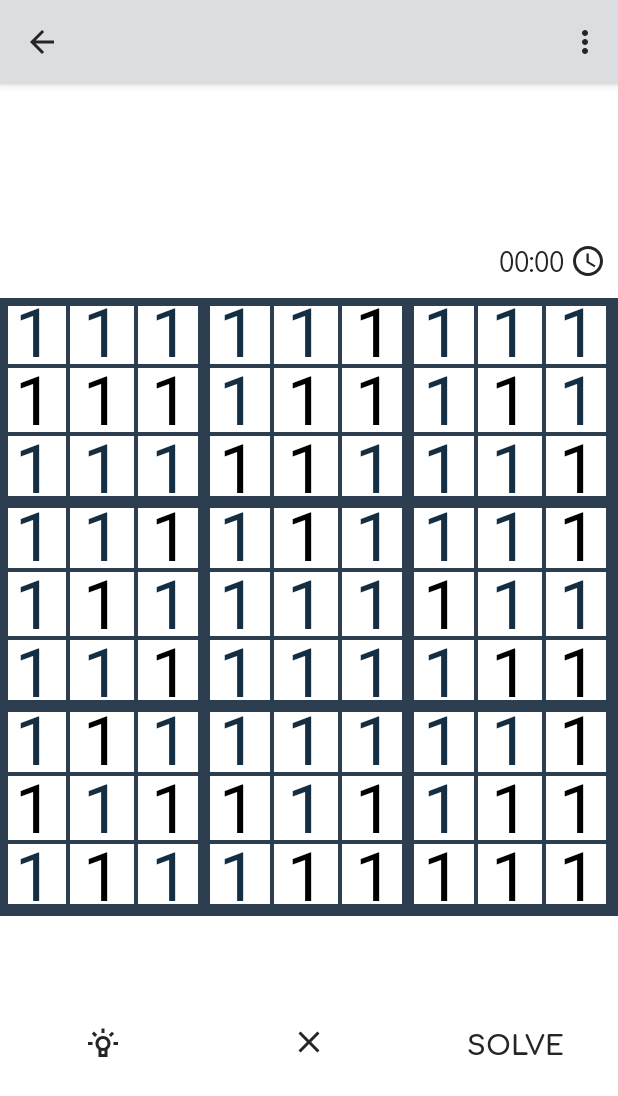
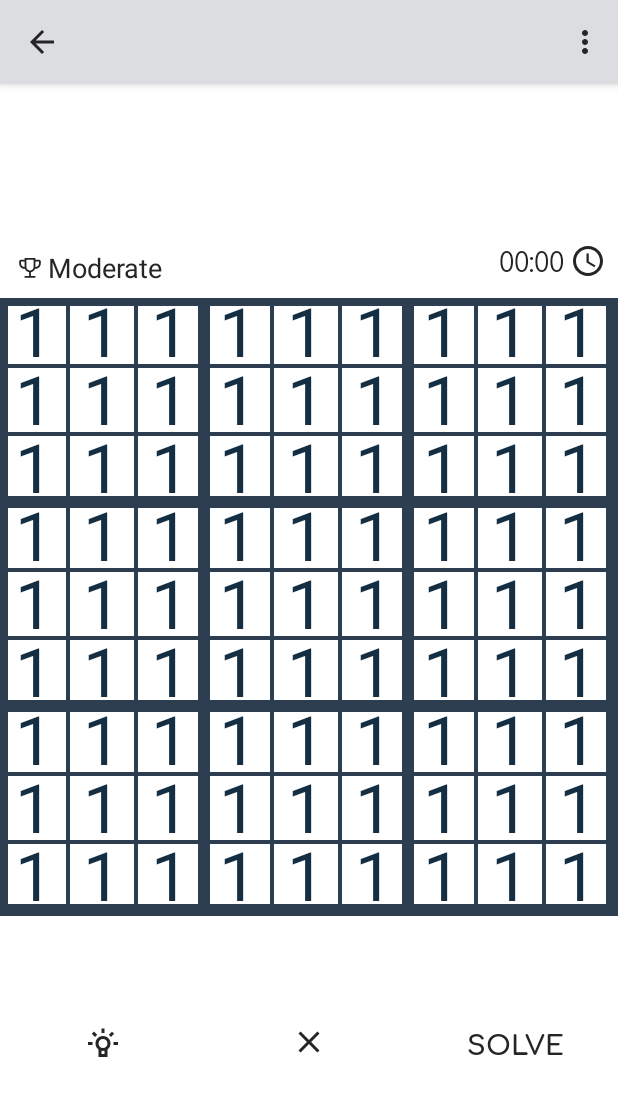
Before and after one commit to ItsKajjo/Rdoku, an Android app: the GameActivity screen opened directly, with no data from a screen before it, after a tap on "SOLVE", on a phone screen of 412 x 824 dp. Shown: the top 1096 px of the screen. Run offline under Robolectric (Android 15) with nearby library versions, the phone set to English and light mode, and no system bars; 2 other taps on this screen came first.

Commit message:
added difficulty icon

```diff
--- /dev/null
+++ b/app/src/main/res/drawable/ic_tournament_cup_24dp.xml
@@ -0,0 +1,4 @@
+<vector android:height="24dp" android:viewportHeight="20"
+    android:viewportWidth="20" android:width="24dp" xmlns:android="http://schemas.android.com/apk/res/android">
+    <path android:fillColor="#000000" android:pathData="M15,6h-2V5H7v1H5C4.45,6 4,6.45 4,7v1c0,1.66 1.34,3 3,3h0.18c0.36,1.01 1.24,1.77 2.32,1.95V15H7v1h2.5h1H13v-1h-2.5v-2.05c1.08,-0.18 1.96,-0.94 2.32,-1.95H13c1.66,0 3,-1.34 3,-3V7C16,6.45 15.55,6 15,6zM5,8V7h2v3C5.9,10 5,9.1 5,8zM10,12c-1.1,0 -2,-0.9 -2,-2V6h4v4C12,11.1 11.1,12 10,12zM15,8c0,1.1 -0.9,2 -2,2V7h2V8z"/>
+</vector>
--- a/app/src/main/res/layout/activity_game.xml
+++ b/app/src/main/res/layout/activity_game.xml
@@ -6,55 +6,71 @@
     android:layout_height="match_parent"
     tools:context=".GameActivity">
 
-    <TextView
-        android:id="@+id/tvDifficulty"
+    <LinearLayout
+        android:id="@+id/linearLayoutDifficulty"
         android:layout_width="wrap_content"
         android:layout_height="wrap_content"
-        android:textSize="18sp"
-        android:padding="6dp"
+        android:layout_marginStart="8dp"
+        android:layout_marginBottom="8dp"
         app:layout_constraintBottom_toTopOf="@+id/sudokuBoard"
-        app:layout_constraintStart_toStartOf="parent" />
+        app:layout_constraintStart_toStartOf="parent">
+
+        <ImageView
+            android:layout_width="wrap_content"
+            android:layout_height="wrap_content"
+            android:layout_gravity="center_vertical"
+            app:srcCompat="@drawable/ic_tournament_cup_24dp" />
+
+        <TextView
+            android:id="@+id/tvDifficulty"
+            android:layout_width="wrap_content"
+            android:layout_height="wrap_content"
+            android:text="Moderate"
+            android:textSize="18sp"
+            app:layout_constraintBottom_toTopOf="@+id/sudokuBoard"
+            app:layout_constraintStart_toStartOf="parent" />
+    </LinearLayout>
 
 
     <LinearLayout
         android:id="@+id/linearLayoutTimer"
         android:layout_width="wrap_content"
         android:layout_height="wrap_content"
+        android:layout_marginEnd="8dp"
+        android:layout_marginBottom="8dp"
         android:orientation="horizontal"
         app:layout_constraintBottom_toTopOf="@+id/sudokuBoard"
-        app:layout_constraintEnd_toEndOf="parent"
-        android:layout_marginRight="8dp"
-        android:layout_marginBottom="8dp">
+        app:layout_constraintEnd_toEndOf="parent">
 
         <Chronometer
             android:id="@+id/cmTimer"
             android:layout_width="wrap_content"
             android:layout_height="wrap_content"
             android:fontFamily="@font/comfortaa_regular"
+            android:padding="4dp"
             android:textSize="18sp"
             app:layout_constraintBottom_toTopOf="@+id/sudokuBoard"
-            app:layout_constraintEnd_toEndOf="parent"
-            android:padding="4dp"/>
+            app:layout_constraintEnd_toEndOf="parent" />
+
         <ImageView
-            android:id="@+id/imageView2"
             android:layout_width="wrap_content"
             android:layout_height="wrap_content"
+            android:layout_marginTop="8dp"
             app:layout_constraintBottom_toBottomOf="@+id/cmTimer"
             app:layout_constraintEnd_toStartOf="@+id/cmTimer"
-            app:srcCompat="@drawable/ic_clock_black_24dp"
-            android:layout_marginTop="8dp"/>
+            app:srcCompat="@drawable/ic_clock_black_24dp" />
     </LinearLayout>
 
     <com.kodama.rdoku.customview.SudokuBoardView
         android:id="@+id/sudokuBoard"
+        style="@style/SudokuBoard"
         android:layout_width="wrap_content"
         android:layout_height="wrap_content"
-        style="@style/SudokuBoard"
         app:layout_constraintBottom_toBottomOf="parent"
         app:layout_constraintEnd_toEndOf="parent"
         app:layout_constraintStart_toStartOf="parent"
         app:layout_constraintTop_toTopOf="parent"
-        app:layout_constraintVertical_bias="0.4"/>
+        app:layout_constraintVertical_bias="0.4" />
 
     <LinearLayout
         android:id="@+id/gameKeyboard"
@@ -150,9 +166,9 @@
     <LinearLayout
         android:layout_width="match_parent"
         android:layout_height="wrap_content"
-        app:layout_constraintTop_toBottomOf="@+id/gameKeyboard"
         app:layout_constraintEnd_toEndOf="parent"
-        app:layout_constraintStart_toStartOf="parent">
+        app:layout_constraintStart_toStartOf="parent"
+        app:layout_constraintTop_toBottomOf="@+id/gameKeyboard">
 
         <ImageButton
             android:id="@+id/btnHint"
@@ -160,8 +176,8 @@
             android:layout_width="0dp"
             android:layout_height="wrap_content"
             android:layout_weight="1"
-            android:src="@drawable/ic_hint_24dp"
-            android:onClick="onBtnHintClick"/>
+            android:onClick="onBtnHintClick"
+            android:src="@drawable/ic_hint_24dp" />
 
         <ImageButton
             android:id="@+id/btnErase"
@@ -169,8 +185,8 @@
             android:layout_width="0dp"
             android:layout_height="wrap_content"
             android:layout_weight="1"
-            android:src="@drawable/ic_clear_24dp"
-            android:onClick="onBtnEraseClick"/>
+            android:onClick="onBtnEraseClick"
+            android:src="@drawable/ic_clear_24dp" />
 
         <Button
             android:id="@+id/dbgBtnSolve"
@@ -178,10 +194,8 @@
             android:layout_width="0dp"
             android:layout_height="wrap_content"
             android:layout_weight="1"
-            android:text="SOLVE"
-            android:onClick="onDbgBtnSolveClick"/>
+            android:onClick="onDbgBtnSolveClick"
+            android:text="SOLVE" />
 
     </LinearLayout>
-
-
 </androidx.constraintlayout.widget.ConstraintLayout>
```
